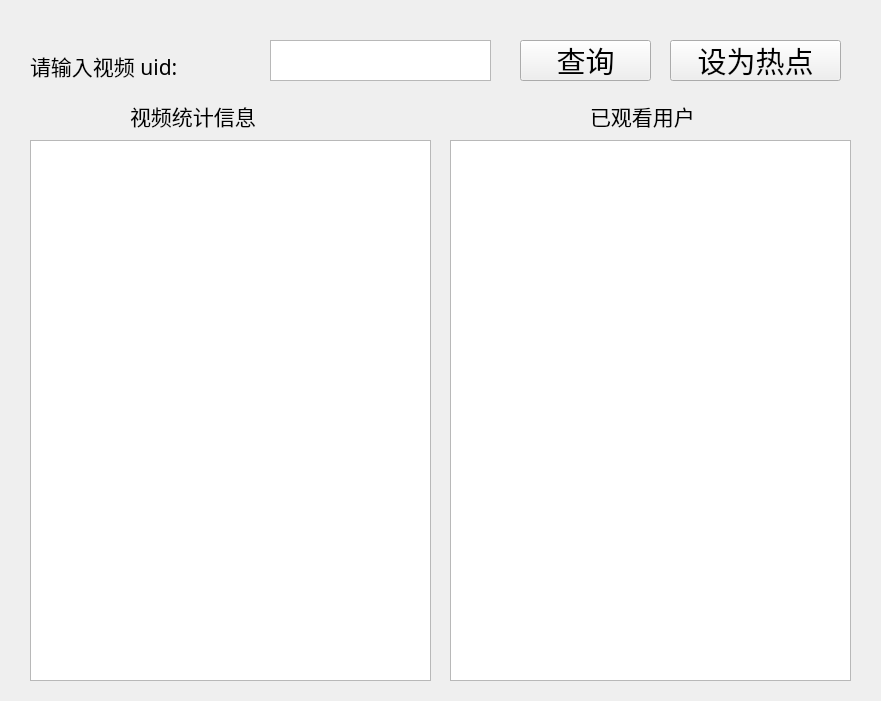
ChromaticVizier/MainWnd.py, file UI/VideoLoginWnd.ui: the form before one commit.
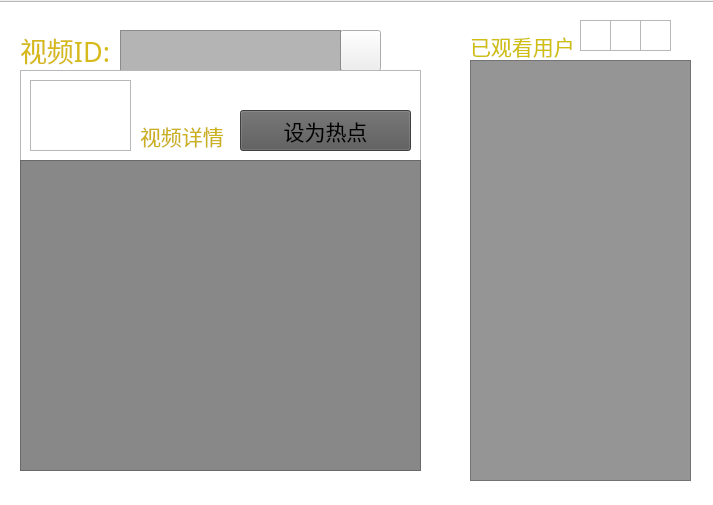
The form after the commit. Icons and pictures are not drawn.

Patch:
```diff
--- a/UI/VideoLoginWnd.ui
+++ b/UI/VideoLoginWnd.ui
@@ -6,8 +6,8 @@
    <rect>
     <x>0</x>
     <y>0</y>
-    <width>881</width>
-    <height>701</height>
+    <width>713</width>
+    <height>505</height>
    </rect>
   </property>
   <property name="windowTitle">
@@ -16,38 +16,49 @@
   <widget class="QLabel" name="label">
    <property name="geometry">
     <rect>
-     <x>30</x>
-     <y>50</y>
-     <width>221</width>
-     <height>31</height>
+     <x>20</x>
+     <y>30</y>
+     <width>101</width>
+     <height>41</height>
     </rect>
    </property>
    <property name="font">
     <font>
-     <family>隶书</family>
+     <family>Adobe Heiti Std</family>
      <pointsize>16</pointsize>
+     <weight>50</weight>
+     <italic>false</italic>
+     <bold>false</bold>
     </font>
    </property>
+   <property name="styleSheet">
+    <string notr="true">font: 9pt &quot;黑体&quot;;
+font: 16pt &quot;Adobe Heiti Std&quot;;</string>
+   </property>
    <property name="text">
-    <string>请输入视频 uid:</string>
+    <string>&lt;html&gt;&lt;head/&gt;&lt;body&gt;&lt;p&gt;&lt;span style=&quot; font-size:20pt; color:#d6ba1c;&quot;&gt;视频ID:&lt;/span&gt;&lt;/p&gt;&lt;/body&gt;&lt;/html&gt;</string>
    </property>
   </widget>
   <widget class="QTextEdit" name="textEdit">
    <property name="geometry">
     <rect>
-     <x>270</x>
-     <y>40</y>
+     <x>120</x>
+     <y>30</y>
      <width>221</width>
-     <height>41</height>
+     <height>51</height>
     </rect>
    </property>
+   <property name="styleSheet">
+    <string notr="true">background-color: rgb(180, 180, 180);
+font: 18pt &quot;黑体&quot;;</string>
+   </property>
   </widget>
   <widget class="QPushButton" name="Query">
    <property name="geometry">
     <rect>
-     <x>520</x>
-     <y>40</y>
-     <width>131</width>
+     <x>340</x>
+     <y>30</y>
+     <width>41</width>
      <height>41</height>
     </rect>
    </property>
@@ -57,17 +68,20 @@
      <pointsize>22</pointsize>
     </font>
    </property>
+   <property name="styleSheet">
+    <string notr="true">border-image: url(:/imagees/pic4.png);</string>
+   </property>
    <property name="text">
-    <string>查询</string>
+    <string/>
    </property>
   </widget>
   <widget class="QListView" name="listView">
    <property name="geometry">
     <rect>
-     <x>30</x>
-     <y>140</y>
+     <x>20</x>
+     <y>160</y>
      <width>401</width>
-     <height>541</height>
+     <height>311</height>
     </rect>
    </property>
    <property name="font">
@@ -76,14 +90,17 @@
      <pointsize>14</pointsize>
     </font>
    </property>
+   <property name="styleSheet">
+    <string notr="true">background-color: rgb(136, 136, 136);</string>
+   </property>
   </widget>
   <widget class="QListView" name="listView_2">
    <property name="geometry">
     <rect>
-     <x>450</x>
-     <y>140</y>
-     <width>401</width>
-     <height>541</height>
+     <x>470</x>
+     <y>60</y>
+     <width>221</width>
+     <height>421</height>
     </rect>
    </property>
    <property name="font">
@@ -92,64 +109,181 @@
      <pointsize>14</pointsize>
     </font>
    </property>
+   <property name="styleSheet">
+    <string notr="true">background-color: rgb(149, 149, 149);</string>
+   </property>
   </widget>
   <widget class="QLabel" name="label_2">
    <property name="geometry">
     <rect>
-     <x>130</x>
-     <y>100</y>
-     <width>181</width>
+     <x>140</x>
+     <y>120</y>
+     <width>91</width>
      <height>31</height>
     </rect>
    </property>
    <property name="font">
     <font>
-     <family>隶书</family>
+     <family>黑体</family>
      <pointsize>16</pointsize>
+     <weight>50</weight>
+     <italic>false</italic>
+     <bold>false</bold>
     </font>
    </property>
+   <property name="styleSheet">
+    <string notr="true">font: 16pt &quot;黑体&quot;;</string>
+   </property>
    <property name="text">
-    <string>视频统计信息</string>
+    <string>&lt;html&gt;&lt;head/&gt;&lt;body&gt;&lt;p&gt;&lt;span style=&quot; color:#cbb11f;&quot;&gt;视频详情&lt;/span&gt;&lt;/p&gt;&lt;/body&gt;&lt;/html&gt;</string>
    </property>
   </widget>
   <widget class="QLabel" name="label_3">
    <property name="geometry">
     <rect>
-     <x>590</x>
-     <y>100</y>
+     <x>470</x>
+     <y>30</y>
      <width>151</width>
      <height>31</height>
     </rect>
    </property>
    <property name="font">
     <font>
-     <family>隶书</family>
+     <family>黑体</family>
      <pointsize>16</pointsize>
+     <weight>50</weight>
+     <italic>false</italic>
+     <bold>false</bold>
     </font>
    </property>
+   <property name="styleSheet">
+    <string notr="true">font: 16pt &quot;黑体&quot;;</string>
+   </property>
    <property name="text">
-    <string>已观看用户</string>
+    <string>&lt;html&gt;&lt;head/&gt;&lt;body&gt;&lt;p&gt;&lt;span style=&quot; color:#cfbf10;&quot;&gt;已观看用户&lt;/span&gt;&lt;/p&gt;&lt;/body&gt;&lt;/html&gt;</string>
    </property>
   </widget>
   <widget class="QPushButton" name="Query_2">
    <property name="geometry">
     <rect>
-     <x>670</x>
-     <y>40</y>
+     <x>240</x>
+     <y>110</y>
      <width>171</width>
      <height>41</height>
     </rect>
    </property>
    <property name="font">
     <font>
-     <family>隶书</family>
-     <pointsize>22</pointsize>
+     <family>黑体</family>
+     <pointsize>16</pointsize>
+     <weight>50</weight>
+     <italic>false</italic>
+     <bold>false</bold>
     </font>
    </property>
+   <property name="styleSheet">
+    <string notr="true">font: 16pt &quot;黑体&quot;;
+background-color: rgb(88, 88, 88);</string>
+   </property>
    <property name="text">
     <string>设为热点</string>
    </property>
   </widget>
+  <widget class="QGraphicsView" name="graphicsView">
+   <property name="geometry">
+    <rect>
+     <x>-5</x>
+     <y>1</y>
+     <width>721</width>
+     <height>511</height>
+    </rect>
+   </property>
+   <property name="styleSheet">
+    <string notr="true">border-image: url(:/imagees/background3.png);</string>
+   </property>
+  </widget>
+  <widget class="QGraphicsView" name="graphicsView_2">
+   <property name="geometry">
+    <rect>
+     <x>20</x>
+     <y>70</y>
+     <width>401</width>
+     <height>281</height>
+    </rect>
+   </property>
+   <property name="styleSheet">
+    <string notr="true">background-image: url(:/imagees/background3.png);</string>
+   </property>
+  </widget>
+  <widget class="QGraphicsView" name="graphicsView_3">
+   <property name="geometry">
+    <rect>
+     <x>30</x>
+     <y>80</y>
+     <width>101</width>
+     <height>71</height>
+    </rect>
+   </property>
+   <property name="autoFillBackground">
+    <bool>false</bool>
+   </property>
+   <property name="styleSheet">
+    <string notr="true">border-image: url(:/imagees/pic9.png);</string>
+   </property>
+  </widget>
+  <widget class="QGraphicsView" name="graphicsView_4">
+   <property name="geometry">
+    <rect>
+     <x>580</x>
+     <y>20</y>
+     <width>31</width>
+     <height>31</height>
+    </rect>
+   </property>
+   <property name="styleSheet">
+    <string notr="true">border-image: url(:/imagees/pic2.png);</string>
+   </property>
+  </widget>
+  <widget class="QGraphicsView" name="graphicsView_5">
+   <property name="geometry">
+    <rect>
+     <x>610</x>
+     <y>20</y>
+     <width>31</width>
+     <height>31</height>
+    </rect>
+   </property>
+   <property name="styleSheet">
+    <string notr="true">border-image: url(:/imagees/pic2.png);</string>
+   </property>
+  </widget>
+  <widget class="QGraphicsView" name="graphicsView_6">
+   <property name="geometry">
+    <rect>
+     <x>640</x>
+     <y>20</y>
+     <width>31</width>
+     <height>31</height>
+    </rect>
+   </property>
+   <property name="styleSheet">
+    <string notr="true">border-image: url(:/imagees/pic2.png);</string>
+   </property>
+  </widget>
+  <zorder>graphicsView</zorder>
+  <zorder>Query</zorder>
+  <zorder>textEdit</zorder>
+  <zorder>graphicsView_2</zorder>
+  <zorder>label</zorder>
+  <zorder>listView</zorder>
+  <zorder>listView_2</zorder>
+  <zorder>label_2</zorder>
+  <zorder>label_3</zorder>
+  <zorder>Query_2</zorder>
+  <zorder>graphicsView_3</zorder>
+  <zorder>graphicsView_4</zorder>
+  <zorder>graphicsView_5</zorder>
+  <zorder>graphicsView_6</zorder>
  </widget>
  <resources/>
  <connections>
```
Left out of the diff: 4 changed lines with no effect on the pictures.
